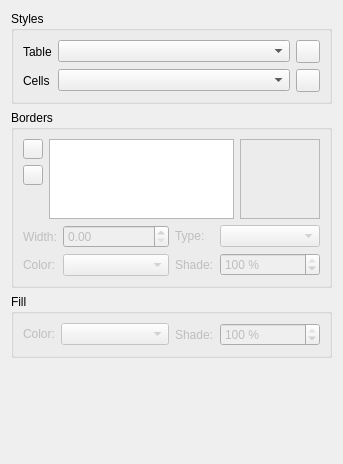
This is Scribus/scribus/ui/propertiespalette_tablebase.ui in AlterScribus/ece15 as Qt 5 draws it before an edit. The edited form follows.
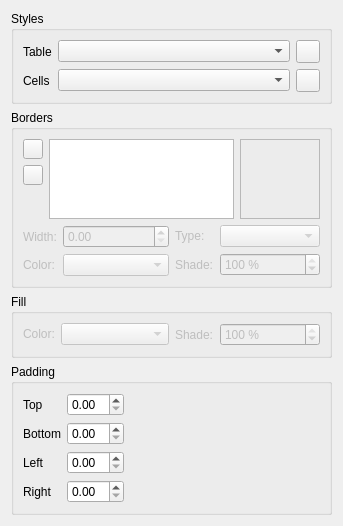
This is the edited form. Custom widgets are drawn as their Qt base class.

```diff
--- a/Scribus/scribus/ui/propertiespalette_tablebase.ui
+++ b/Scribus/scribus/ui/propertiespalette_tablebase.ui
@@ -453,6 +453,65 @@
      </layout>
     </widget>
    </item>
+   <item>
+    <widget class="QGroupBox" name="paddingLayout">
+     <property name="title">
+      <string>Padding</string>
+     </property>
+     <layout class="QVBoxLayout" name="verticalLayout_4">
+      <item>
+       <layout class="QFormLayout" name="formLayout">
+        <property name="sizeConstraint">
+         <enum>QLayout::SetDefaultConstraint</enum>
+        </property>
+        <property name="fieldGrowthPolicy">
+         <enum>QFormLayout::FieldsStayAtSizeHint</enum>
+        </property>
+        <item row="0" column="0">
+         <widget class="QLabel" name="label">
+          <property name="text">
+           <string>Top</string>
+          </property>
+         </widget>
+        </item>
+        <item row="0" column="1">
+         <widget class="ScrSpinBox" name="topSpinBox"/>
+        </item>
+        <item row="1" column="0">
+         <widget class="QLabel" name="label_3">
+          <property name="text">
+           <string>Bottom</string>
+          </property>
+         </widget>
+        </item>
+        <item row="1" column="1">
+         <widget class="ScrSpinBox" name="bottomSpinBox"/>
+        </item>
+        <item row="2" column="0">
+         <widget class="QLabel" name="label_2">
+          <property name="text">
+           <string>Left</string>
+          </property>
+         </widget>
+        </item>
+        <item row="2" column="1">
+         <widget class="ScrSpinBox" name="leftSpinBox"/>
+        </item>
+        <item row="3" column="0">
+         <widget class="QLabel" name="label_4">
+          <property name="text">
+           <string>Right</string>
+          </property>
+         </widget>
+        </item>
+        <item row="3" column="1">
+         <widget class="ScrSpinBox" name="rightSpinBox"/>
+        </item>
+       </layout>
+      </item>
+     </layout>
+    </widget>
+   </item>
    <item>
     <spacer name="bottomSpacer">
      <property name="orientation">
```
Left out of the diff: 2 changed lines with no effect on the pictures.
